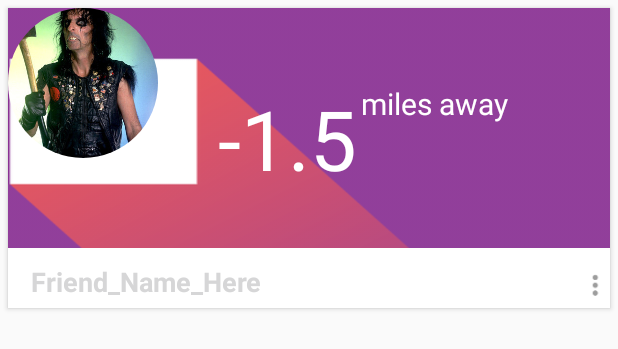
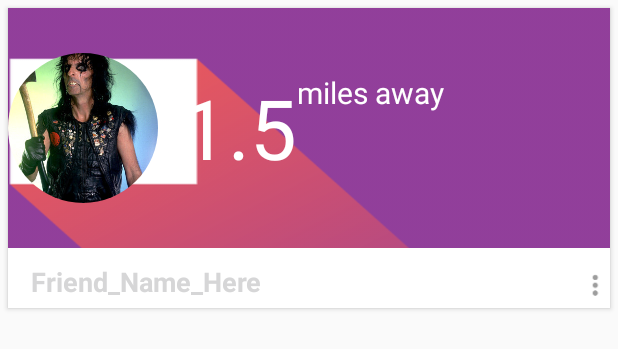
Before and after one commit to DonaldBough/WYA, an Android app: the layout friend_info_card.xml on its own in the app's theme, with its tools: preview values and no code run, on a phone screen of 412 x 824 dp. Shown: the top 349 px of the screen. Run offline under Robolectric (Android 15) with nearby library versions, the phone set to English and light mode, and no system bars; plain views replace CircularImageView.

Commit message:
Finished friend_info_card list

```diff
--- a/app/src/main/res/layout/friend_info_card.xml
+++ b/app/src/main/res/layout/friend_info_card.xml
@@ -19,7 +19,7 @@
                 android:layout_height="match_parent"
                 android:clipChildren="false">
 
-            <FrameLayout xmlns:android="http://schemas.android.com/apk/res/android"
+            <RelativeLayout xmlns:android="http://schemas.android.com/apk/res/android"
                          android:id="@+id/entire_thumbnail"
                          android:layout_width="match_parent"
                          android:layout_height="@dimen/friend_card_height"
@@ -37,6 +37,7 @@
                         android:src="@drawable/rsz_1background"/>
 
                 <!--Grabbed circular image-maker from https://github.com/lopspower/CircularImageView-->
+
                 <com.mikhaellopez.circularimageview.CircularImageView
                         android:id="@+id/inside_profile"
                         android:layout_width="100dp"
@@ -47,25 +48,27 @@
                         app:civ_shadow="false"
                         app:civ_shadow_radius="10"
                         app:civ_shadow_color="@color/colorAccent"
-                        app:layout_gravity="left|center_vertical"/>
-
+                        android:layout_centerVertical="true"
+                        android:layout_alignParentStart="true"/>
                 <TextView
                         android:id="@+id/distance"
                         android:layout_width="wrap_content"
                         android:layout_height="wrap_content"
                         android:textColor="#ffffff"
                         android:textSize="55dp"
-                        android:paddingLeft="140dp" android:paddingTop="50dp" android:text="-1.5"/>
-
+                        android:text="-1.5"
+                        android:layout_centerVertical="true"
+                        android:layout_toEndOf="@+id/inside_profile"/>
                 <TextView
                         android:id="@+id/miles_away"
                         android:layout_width="wrap_content"
                         android:layout_height="wrap_content"
                         android:textColor="#ffffff"
                         android:textSize="20dp"
-                        android:text="miles away" android:paddingLeft="235dp" android:paddingTop="50dp"/>
+                        android:text="miles away" android:layout_alignTop="@+id/distance"
+                        android:layout_toEndOf="@+id/distance"/>
 
-            </FrameLayout>
+            </RelativeLayout>
 
             <TextView
                     android:id="@+id/name"
```
Also changed, not shown: app/src/main/res/layout/fragment_user.xml (+93 -7 lines).
